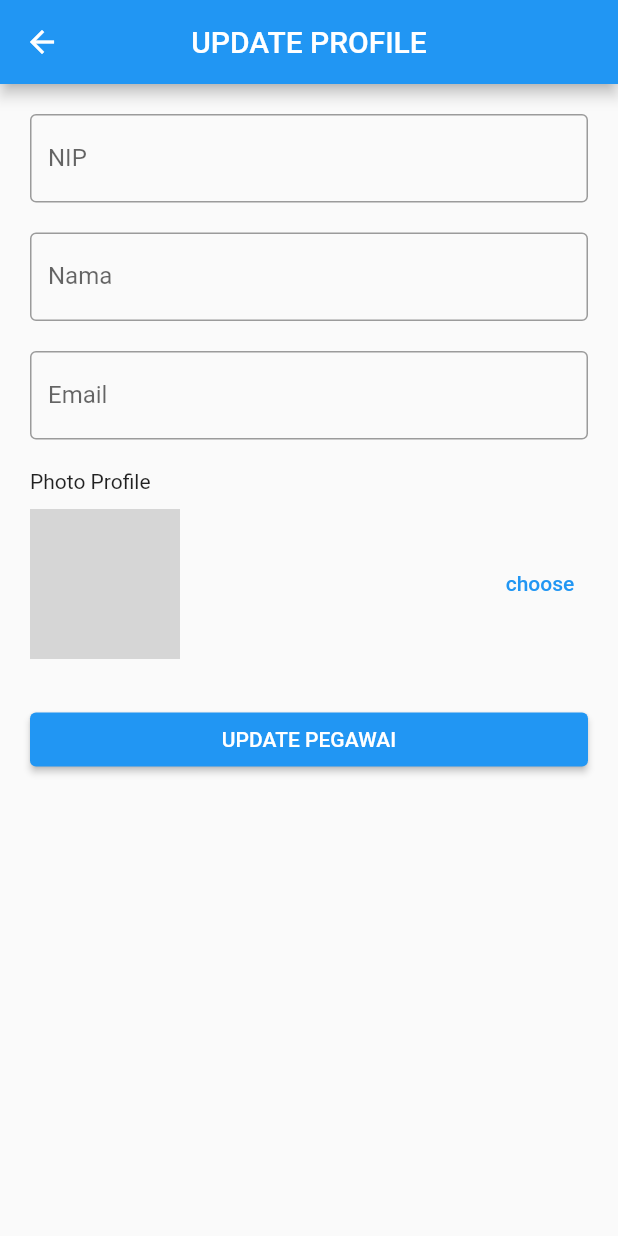
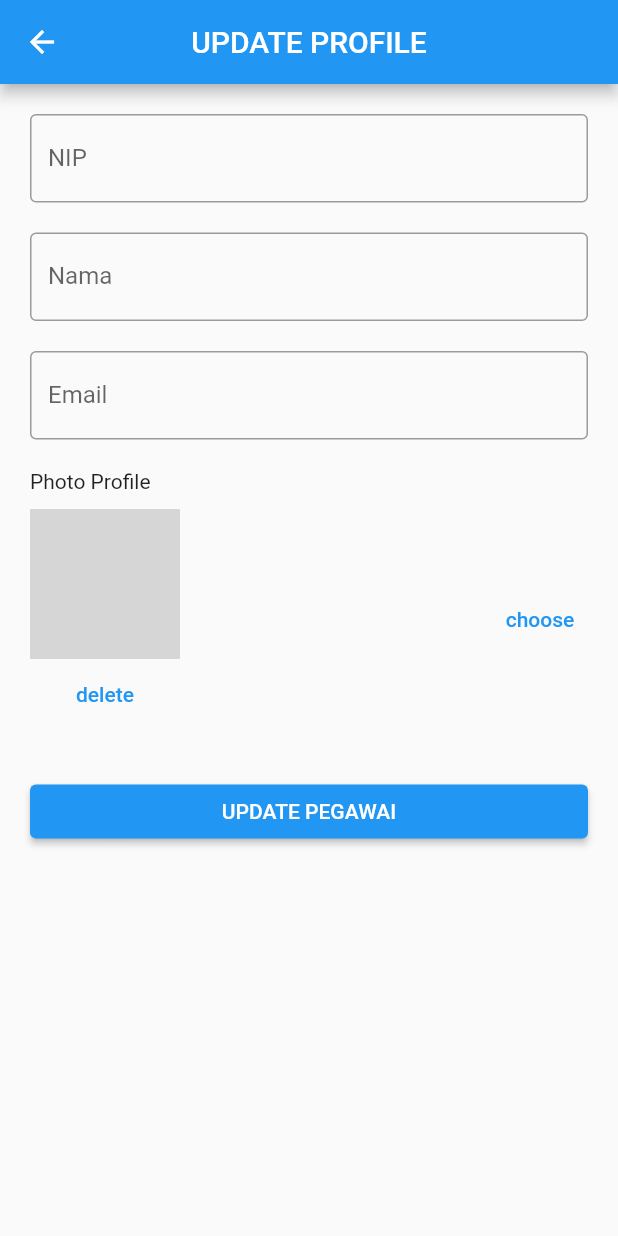
Before and after one commit to syafrialzulmi/flutter_presence4, a Flutter app: the UpdateProfileView screen opened directly with empty values, on a phone screen of 412 x 824 dp. Run offline on Flutter 3.47's test engine with Material 2 defaults, Android fonts, the light colour scheme and no system bars; our stand-ins replace cloud_firestore, firebase_auth, firebase_core, firebase_storage, get, image_picker; accounts and stored records are empty; network calls fail; grey boxes are pictures that could not be loaded.

Commit message:
add and delete profile picture

```diff
--- a/lib/app/modules/update_profile/views/update_profile_view.dart
+++ b/lib/app/modules/update_profile/views/update_profile_view.dart
@@ -92,7 +92,9 @@ class UpdateProfileView extends GetView<UpdateProfileController> {
                   );
                 } else {
                   if (user['profile'] != null) {
-                    return ClipOval(
+                    return Column(
+                      children: [
+                        ClipOval(
                           child: Container(
                             width: 100,
                             height: 100,
@@ -101,6 +103,14 @@ class UpdateProfileView extends GetView<UpdateProfileController> {
                               fit: BoxFit.cover,
                             ),
                           ),
+                        ),
+                        TextButton(
+                          onPressed: () {
+                            controller.deletePickImage(user['uid']);
+                          },
+                          child: Text('delete'),
+                        ),
+                      ],
                     );
                   } else {
                     return Text("no image choosen");
@@ -111,7 +121,8 @@ class UpdateProfileView extends GetView<UpdateProfileController> {
                 onPressed: () {
                   controller.pickImage();
                 },
-                  child: Text('choose'))
+                child: Text('choose'),
+              ),
             ],
           ),
           SizedBox(
```
Also changed, not shown: lib/app/modules/update_profile/controllers/update_profile_controller.dart (+36 -4 lines). Lines whose indentation alone changed are shown as unchanged.
